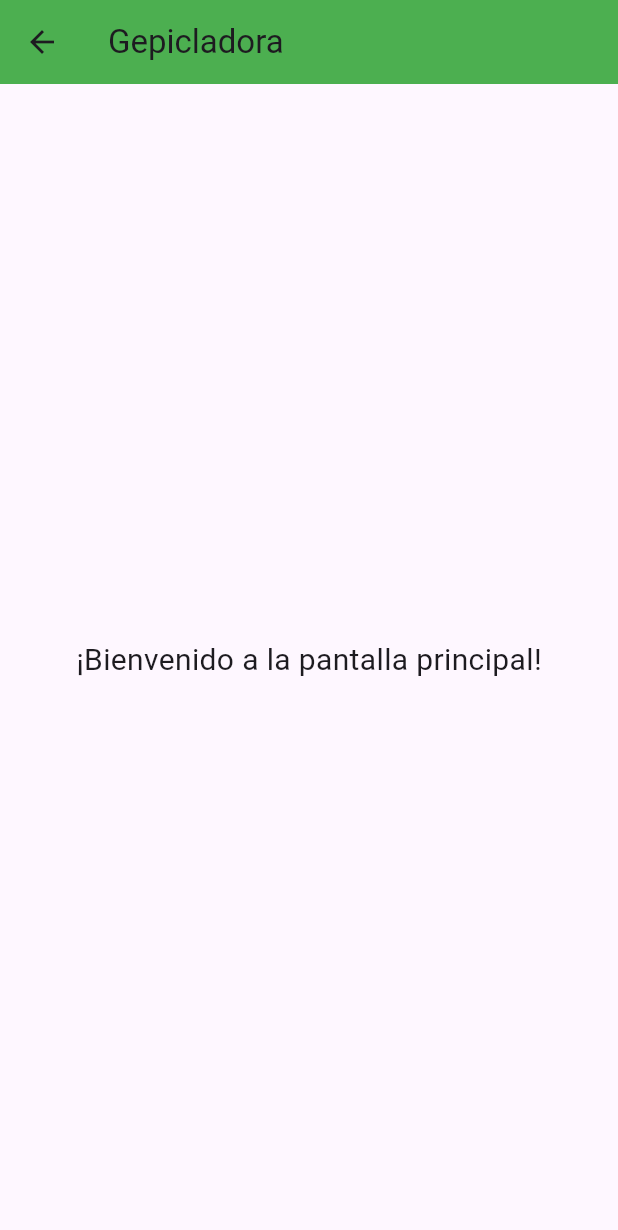
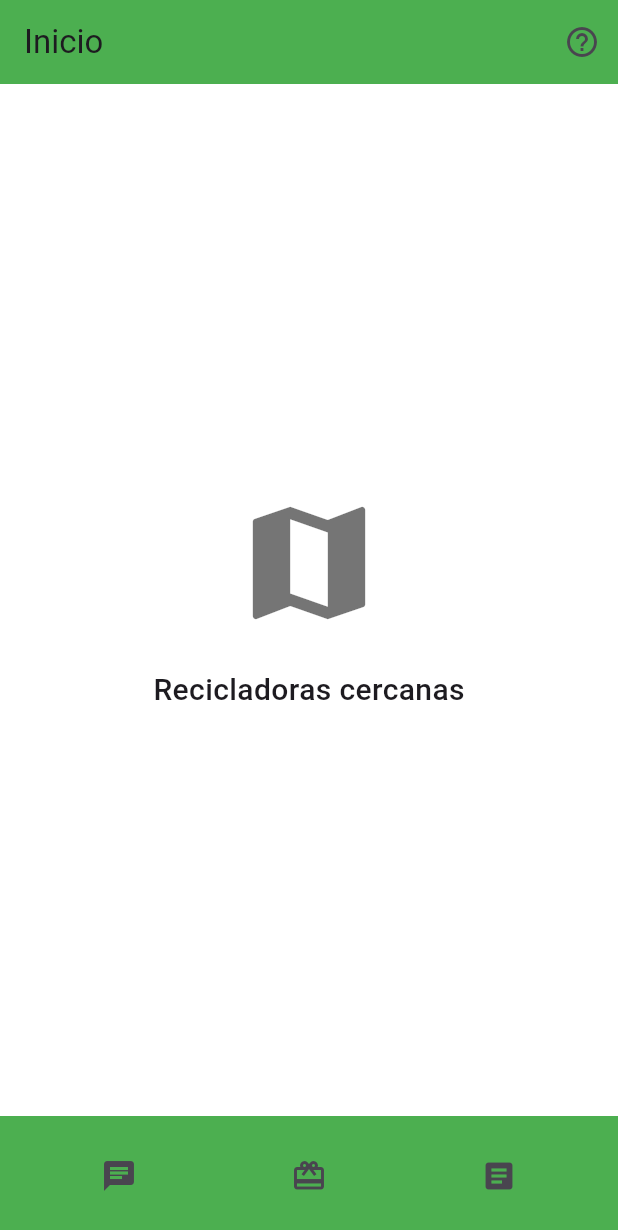
Before and after one commit to Gepa2004/Parcial-Gepicladora, a Flutter app: the HomeScreen screen opened by its route, on a phone screen of 412 x 824 dp. Shown: the top 1230 px of the screen. Run offline on Flutter 3.47's test engine with Material 3 defaults, Android fonts, the phone set to English and light mode, and no system bars.

Commit message:
Commit de las pantallas de regitro, home, ayuda

```diff
--- a/lib/home_screen.dart
+++ b/lib/home_screen.dart
@@ -6,14 +6,44 @@ class HomeScreen extends StatelessWidget {
   @override
   Widget build(BuildContext context) {
     return Scaffold(
+      backgroundColor: Colors.white,
       appBar: AppBar(
-        title: Text('Gepicladora'),
         backgroundColor: Colors.green,
+        automaticallyImplyLeading: false,
+        title: const Text('Inicio'),
+        actions: [
+          IconButton(
+            icon: const Icon(Icons.help_outline),
+            onPressed: () {
+              Navigator.pushNamed(context, '/help');
+            },
+          ),
+        ],
       ),
       body: Center(
-        child: Text(
-          '¡Bienvenido a la pantalla principal!',
-          style: TextStyle(fontSize: 20),
+        child: Column(
+          mainAxisAlignment: MainAxisAlignment.center,
+          children: const [
+            Icon(Icons.map, size: 100, color: Colors.black54),
+            SizedBox(height: 20),
+            Text(
+              'Recicladoras cercanas',
+              style: TextStyle(fontSize: 20, fontWeight: FontWeight.w500),
+            ),
+          ],
+        ),
+      ),
+      bottomNavigationBar: BottomAppBar(
+        color: Colors.green,
+        shape: const CircularNotchedRectangle(),
+        notchMargin: 6,
+        child: Row(
+          mainAxisAlignment: MainAxisAlignment.spaceAround,
+          children: [
+            IconButton(icon: const Icon(Icons.chat), onPressed: () {}),
+            IconButton(icon: const Icon(Icons.card_giftcard), onPressed: () {}),
+            IconButton(icon: const Icon(Icons.article), onPressed: () {}),
+          ],
         ),
       ),
     );
--- a/lib/main.dart
+++ b/lib/main.dart
@@ -1,26 +1,31 @@
+
 import 'package:flutter/material.dart';
 import 'login_screen.dart';
+import 'register_screen.dart';
 import 'home_screen.dart';
+import 'help_screen.dart';
 
 void main() {
-  runApp(const GepicladoraApp());
+  runApp(const MyApp());
 }
 
-class GepicladoraApp extends StatelessWidget {
-  const GepicladoraApp({super.key});
+class MyApp extends StatelessWidget {
+  const MyApp({super.key});
 
   @override
   Widget build(BuildContext context) {
     return MaterialApp(
       title: 'Gepicladora',
+      debugShowCheckedModeBanner: false,
       theme: ThemeData(
         primarySwatch: Colors.green,
       ),
-      debugShowCheckedModeBanner: false,
       initialRoute: '/',
       routes: {
         '/': (context) => const LoginScreen(),
+        '/register': (context) => const RegisterScreen(),
         '/home': (context) => const HomeScreen(),
+        '/help': (context) => const HelpScreen(),
       },
     );
   }
--- a/pubspec.yaml
+++ b/pubspec.yaml
@@ -58,9 +58,8 @@ flutter:
   uses-material-design: true
 
   # To add assets to your application, add an assets section, like this:
-  # assets:
-  #   - images/a_dot_burr.jpeg
-  #   - images/a_dot_ham.jpeg
+  assets:
+    - assets/gepicladoraJPG.jpg
 
   # An image asset can refer to one or more resolution-specific "variants", see
   # https://flutter.dev/to/resolution-aware-images
```
Also changed, not shown: lib/help_screen.dart (added, +40 -0 lines), lib/login_screen.dart (+56 -25 lines), lib/register_screen.dart (added, +109 -0 lines), assets/gepicladoraJPG.jpg (added).
